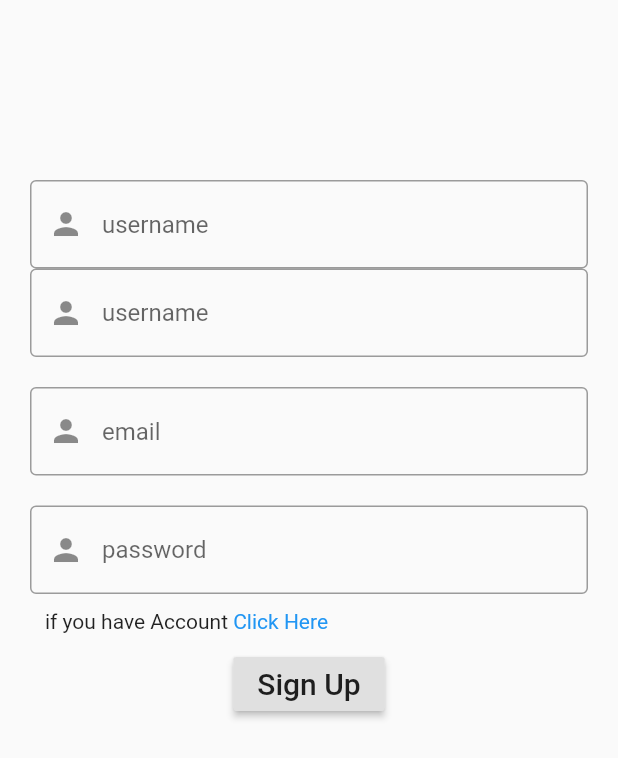
After one commit to Abduallah-ELmaraghy/sparkhub_game, a Flutter app: the SignUp screen opened directly, after a tap on "Sign Up", on a phone screen of 412 x 824 dp. The commit adds this screen. Shown: the top 758 px of the screen. Run offline on Flutter 3.47's test engine with Material 2 defaults, Android fonts, the light colour scheme and no system bars; our stand-ins replace animated_splash_screen, assets_audio_player, cloud_firestore, firebase_auth, firebase_core, flutter_login and 8 more; missing offline and left inert: assets_audio_player_web, cloud_firestore_web, firebase_auth_web, firebase_core_web, google_sign_in_web, shared_preferences_web; accounts and stored records are empty.

Commit message:
authentication and validation

```diff
--- /dev/null
+++ b/lib/auth/auth.dart
@@ -0,0 +1,89 @@
+import 'package:cloud_firestore/cloud_firestore.dart';
+import 'package:firebase_auth/firebase_auth.dart';
+import 'package:flutter/material.dart';
+import 'package:google_sign_in/google_sign_in.dart';
+
+class Authentication {
+  Duration get loginTime => const Duration(milliseconds: 1250);
+  UserCredential? userCredential;
+  Future<UserCredential> signInWithGoogle() async {
+    // Trigger the authentication flow
+    final GoogleSignInAccount? googleUser = await GoogleSignIn().signIn();
+
+    // Obtain the auth details from the request
+    final GoogleSignInAuthentication? googleAuth =
+        await googleUser?.authentication;
+
+    // Create a new credential
+    final credential = GoogleAuthProvider.credential(
+      accessToken: googleAuth?.accessToken,
+      idToken: googleAuth?.idToken,
+    );
+
+    // Once signed in, return the UserCredential
+    return await FirebaseAuth.instance.signInWithCredential(credential);
+  }
+
+  signUp(
+      {required GlobalKey<FormState> formstate,
+      required String myemail,
+      required String mypassword,
+      required String uname}) async {
+    var formdata = formstate.currentState;
+    if (formdata!.validate()) {
+      formdata.save();
+
+      try {
+        UserCredential userCredential = await FirebaseAuth.instance
+            .createUserWithEmailAndPassword(
+                email: myemail, password: mypassword);
+        var currentUser = FirebaseAuth.instance.currentUser;
+        var uid = currentUser!.uid;
+
+        FirebaseFirestore.instance
+            .collection('User_Details')
+            .doc(uid)
+            .set({'username': uname, 'User_Id': uid, 'User_Type': 1});
+        return "Signed In Successfully";
+        return userCredential;
+      } on FirebaseAuthException catch (e) {
+        if (e.code == 'weak-password') {
+          print('The password provided is too weak.');
+        } else if (e.code == 'email-already-in-use') {
+          print('The account already exists for that email.');
+        }
+      } catch (e) {
+        print(e);
+      }
+      User? user = FirebaseAuth.instance.currentUser;
+
+      if (user != null && !user.emailVerified) {
+        await user.sendEmailVerification();
+      }
+    } else {}
+  }
+
+  signIn(
+      {required GlobalKey<FormState> formstate,
+      required String myemail,
+      required String mypassword}) async {
+    var formdata = formstate.currentState;
+    if (formdata!.validate()) {
+      formdata.save();
+      try {
+        UserCredential userCredential = await FirebaseAuth.instance
+            .signInWithEmailAndPassword(email: myemail, password: mypassword);
+        return userCredential;
+      } on FirebaseAuthException catch (e) {
+        if (e.code == 'user-not-found') {
+        } else if (e.code == 'wrong-password') {}
+      }
+    } else {
+      print("Not Vaild");
+    }
+  }
+
+  Future<void> signOut() async {
+    await FirebaseAuth.instance.signOut();
+  }
+}
--- /dev/null
+++ b/lib/auth/signup.dart
@@ -0,0 +1,158 @@
+import 'package:flutter/material.dart';
+import 'package:cloud_firestore/cloud_firestore.dart';
+import 'package:firebase_auth/firebase_auth.dart';
+import 'package:sparkhub_game/auth/data_validation.dart';
+
+import 'auth.dart';
+
+class SignUp extends StatefulWidget {
+  SignUp({Key? key}) : super(key: key);
+
+  @override
+  _SignUpState createState() => _SignUpState();
+}
+
+class _SignUpState extends State<SignUp> {
+  var myusername, mypassword, myemail;
+  GlobalKey<FormState> formstate = new GlobalKey<FormState>();
+
+  @override
+  Widget build(BuildContext context) {
+    return Scaffold(
+      body: ListView(
+        children: [
+          SizedBox(height: 100),
+          Container(
+            padding: EdgeInsets.all(20),
+            child: Form(
+                key: formstate,
+                child: Column(
+                  children: [
+                    TextFormField(
+                      onSaved: (val) {
+                        myusername = val;
+                      },
+                      validator: (val) {
+                        if (!isEmail(val!)) {
+                          return "Please write a valid Email fomrat";
+                        }
+                        if (val!.length < 2) {
+                          return "Email can't to be less than 2 letter";
+                        }
+                        return null;
+                      },
+                      decoration: InputDecoration(
+                          prefixIcon: Icon(Icons.person),
+                          hintText: "username",
+                          border: OutlineInputBorder(
+                              borderSide: BorderSide(width: 1))),
+                    ),
+                    TextFormField(
+                      onSaved: (val) {
+                        myusername = val;
+                      },
+                      validator: (val) {
+                        if (val!.length > 100) {
+                          return "username can't to be larger than 100 letter";
+                        }
+                        if (val.length < 2) {
+                          return "username can't to be less than 2 letter";
+                        }
+                        return null;
+                      },
+                      decoration: InputDecoration(
+                          prefixIcon: Icon(Icons.person),
+                          hintText: "username",
+                          border: OutlineInputBorder(
+                              borderSide: BorderSide(width: 1))),
+                    ),
+                    SizedBox(height: 20),
+                    TextFormField(
+                      onSaved: (val) {
+                        myemail = val;
+                      },
+                      validator: (val) {
+                        if (val!.length > 100) {
+                          return "Email can't to be larger than 100 letter";
+                        }
+                        if (val.length < 2) {
+                          return "Email can't to be less than 2 letter";
+                        }
+                        return null;
+                      },
+                      decoration: InputDecoration(
+                          prefixIcon: Icon(Icons.person),
+                          hintText: "email",
+                          border: OutlineInputBorder(
+                              borderSide: BorderSide(width: 1))),
+                    ),
+                    SizedBox(height: 20),
+                    TextFormField(
+                      onSaved: (val) {
+                        mypassword = val;
+                      },
+                      validator: (val) {
+                        if (val!.length > 100) {
+                          return "Password can't to be larger than 100 letter";
+                        }
+                        if (val.length < 4) {
+                          return "Password can't to be less than 4 letter";
+                        }
+                        return null;
+                      },
+                      obscureText: true,
+                      decoration: InputDecoration(
+                          prefixIcon: Icon(Icons.person),
+                          hintText: "password",
+                          border: OutlineInputBorder(
+                              borderSide: BorderSide(width: 1))),
+                    ),
+                    Container(
+                        margin: EdgeInsets.all(10),
+                        child: Row(
+                          children: [
+                            Text("if you have Account "),
+                            InkWell(
+                              onTap: () {
+                                Navigator.of(context).pushNamed("/login");
+                              },
+                              child: Text(
+                                "Click Here",
+                                style: TextStyle(color: Colors.blue),
+                              ),
+                            )
+                          ],
+                        )),
+                    Container(
+                        child: RaisedButton(
+                      textColor: Colors.white,
+                      onPressed: () async {
+                        UserCredential response = await Authentication().signUp(
+                            formstate: formstate,
+                            myemail: myemail,
+                            mypassword: mypassword,
+                            uname: myusername);
+                        print("===================");
+                        if (response != null) {
+                          await FirebaseFirestore.instance
+                              .collection("users")
+                              .add({"username": myusername, "email": myemail});
+                          Navigator.of(context).pushReplacementNamed("/home");
+                        } else {
+                          print("Sign Up Faild");
+                        }
+                        print("===================");
+                      },
+                      child: Text(
+                        "Sign Up",
+                        style: Theme.of(context).textTheme.headline6,
+                      ),
+                    ))
+                  ],
+                )),
+          )
+        ],
+      ),
+    );
+  }
+}
--- a/lib/generated_plugin_registrant.dart
+++ b/lib/generated_plugin_registrant.dart
@@ -10,6 +10,7 @@ import 'package:cloud_firestore_web/cloud_firestore_web.dart';
 import 'package:firebase_auth_web/firebase_auth_web.dart';
 import 'package:firebase_core_web/firebase_core_web.dart';
 import 'package:flutter_tts/flutter_tts_web.dart';
+import 'package:google_sign_in_web/google_sign_in_web.dart';
 import 'package:shared_preferences_web/shared_preferences_web.dart';
 import 'package:url_launcher_web/url_launcher_web.dart';
 
@@ -22,6 +23,7 @@ void registerPlugins(Registrar registrar) {
   FirebaseAuthWeb.registerWith(registrar);
   FirebaseCoreWeb.registerWith(registrar);
   FlutterTtsPlugin.registerWith(registrar);
+  GoogleSignInPlugin.registerWith(registrar);
   SharedPreferencesPlugin.registerWith(registrar);
   UrlLauncherPlugin.registerWith(registrar);
   registrar.registerMessageHandler();
--- a/pubspec.yaml
+++ b/pubspec.yaml
@@ -51,12 +51,13 @@ dependencies:
   assets_audio_player: ^3.0.3+6
   firebase_core: ^1.11.0
   cloud_firestore: ^3.1.6
-  firebase_auth: ^3.3.5
   get_it_mixin: ^3.1.3
 
 
   date_count_down: ^1.0.2
-
+  # Google Sign In
+  firebase_auth: ^3.3.5
+  google_sign_in: ^5.2.3
 dev_dependencies:
   flutter_test:
     sdk: flutter
```
Also changed, not shown: lib/auth/data_validation.dart (added, +38 -0 lines), lib/auth/login.dart (added, +109 -0 lines), 2 other files.
